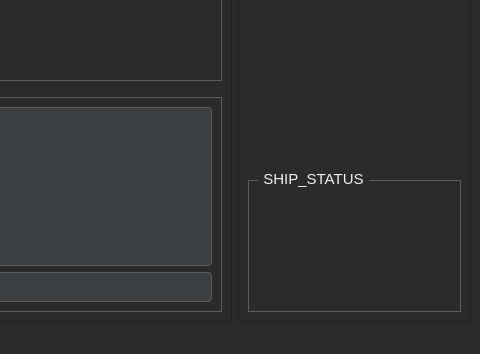
First picture: the form in gui/control_ui.ui, repository yesorn0/Container_Management, before the edit; both pictures show x 360 to 840 and y 186 to 540 of the 840 by 540 pixel window.
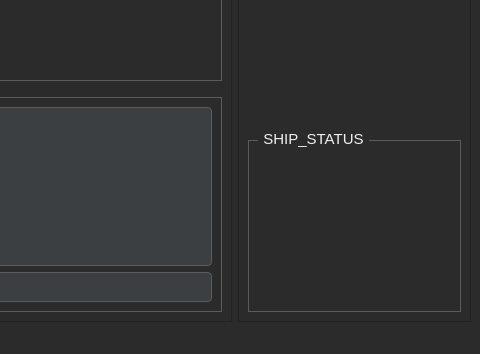
Second picture: the form after the edit.

Patch:
```diff
--- a/gui/control_ui.ui
+++ b/gui/control_ui.ui
@@ -184,7 +184,7 @@
          <property name="sizeHint" stdset="0">
           <size>
            <width>20</width>
-           <height>200</height>
+           <height>160</height>
           </size>
          </property>
         </spacer>
```
